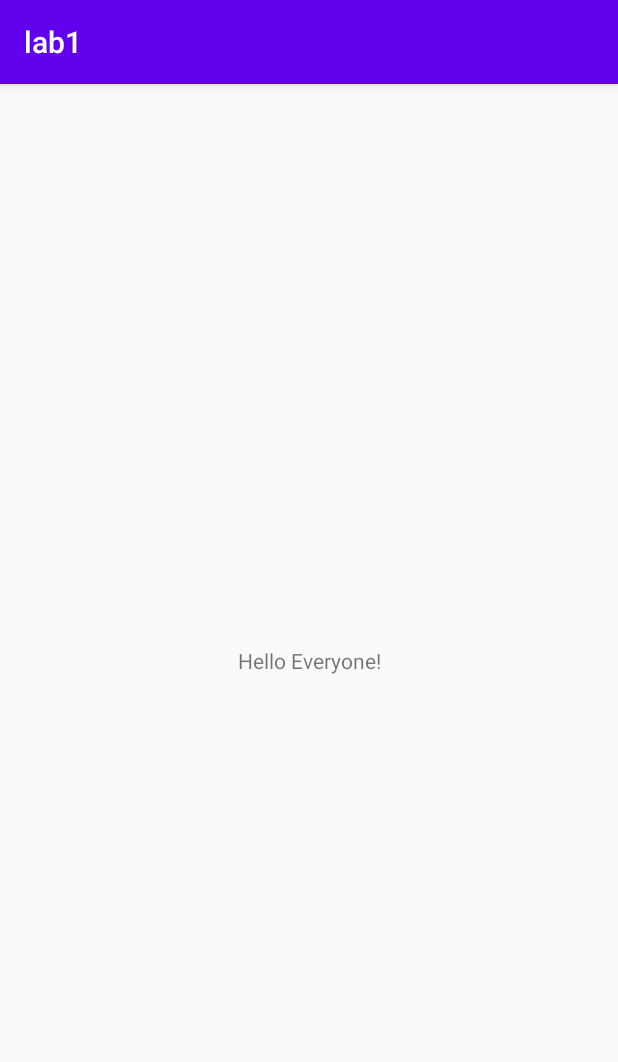
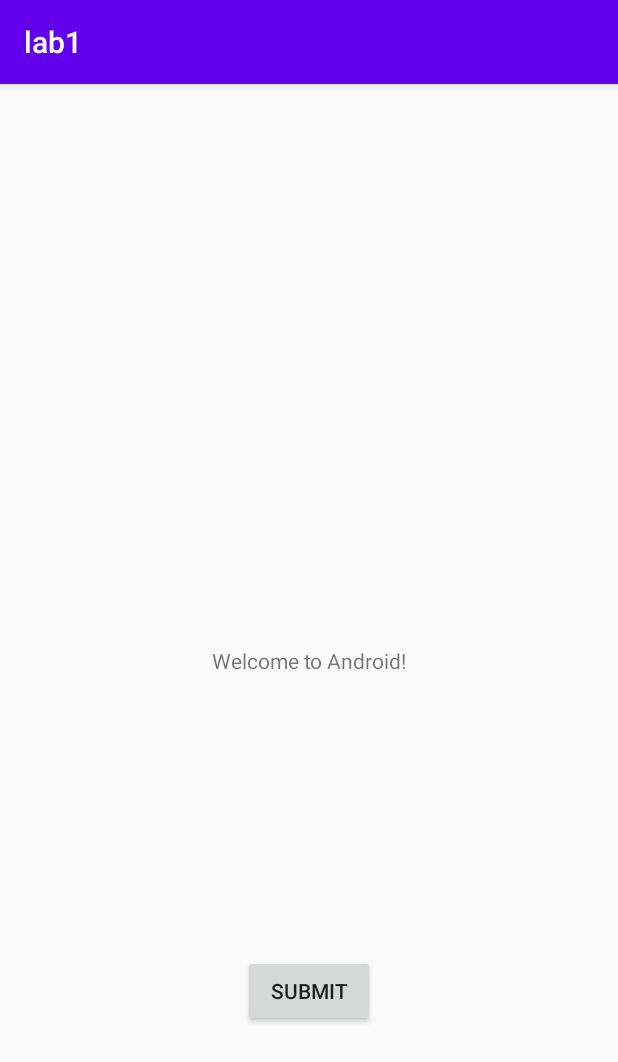
Before and after one commit to CS407-Fall-2021/lab1-sacollins3, an Android app: the screen it shows after launch (LabActivity), on a phone screen of 412 x 824 dp. Shown: the top 1062 px of the screen. Run offline under Robolectric (Android 15) with nearby library versions, the phone set to English and light mode, and no system bars.

Commit message:
Added a button

```diff
--- a/app/src/main/res/layout/activity_main.xml
+++ b/app/src/main/res/layout/activity_main.xml
@@ -7,12 +7,23 @@
     tools:context=".LabActivity">
 
     <TextView
+        android:id="@+id/textView"
         android:layout_width="wrap_content"
         android:layout_height="wrap_content"
-        android:text="Hello Everyone!"
+        android:text="Welcome to Android!"
         app:layout_constraintBottom_toBottomOf="parent"
         app:layout_constraintLeft_toLeftOf="parent"
         app:layout_constraintRight_toRightOf="parent"
         app:layout_constraintTop_toTopOf="parent" />
 
+    <Button
+        android:id="@+id/button"
+        android:layout_width="wrap_content"
+        android:layout_height="wrap_content"
+        android:layout_marginBottom="139dp"
+        android:text="Submit"
+        app:layout_constraintBottom_toBottomOf="parent"
+        app:layout_constraintEnd_toEndOf="parent"
+        app:layout_constraintStart_toStartOf="parent" />
+
 </androidx.constraintlayout.widget.ConstraintLayout>
```
